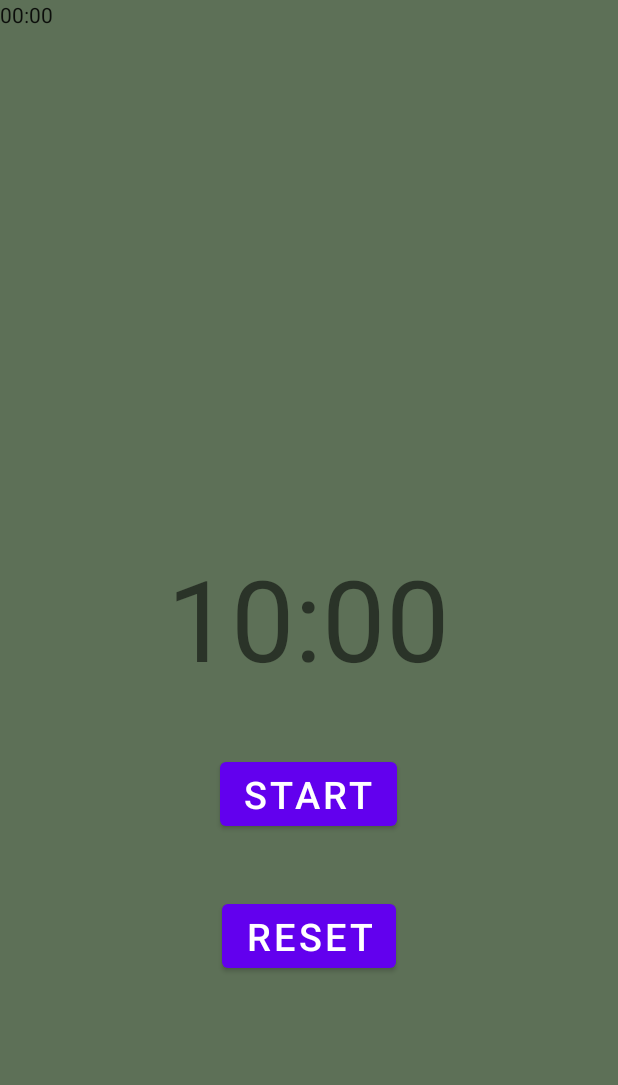
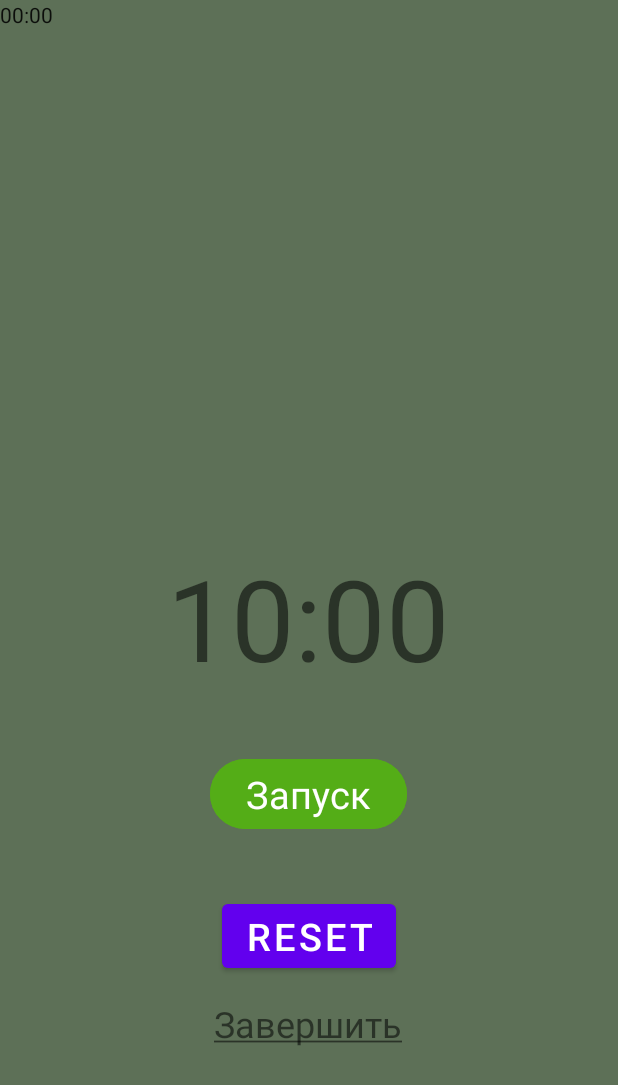
Before and after one commit to lidocaineoff/tp4, an Android app: the screen it shows after launch (Timer_6), on a phone screen of 412 x 824 dp. Shown: the top 1085 px of the screen. Run offline under Robolectric (Android 15) with nearby library versions, the light colour scheme and no system bars.

Commit message:
timer button

```diff
--- a/app/src/main/java/com/example/timelime/Timer_6.java
+++ b/app/src/main/java/com/example/timelime/Timer_6.java
@@ -2,6 +2,7 @@ package com.example.timelime;
 
 import androidx.appcompat.app.AppCompatActivity;
 
+import android.content.Intent;
 import android.os.Bundle;
 import android.os.CountDownTimer;
 import android.view.View;
@@ -61,19 +62,19 @@ public class Timer_6 extends AppCompatActivity {
             @Override
             public void onFinish() {
                 TimerRun =  false;
-                btn_StartStop.setText("Start");
+                btn_StartStop.setText("Запуск");
                 btn_StartStop.setVisibility(View.INVISIBLE);
                 btn_Reset.setVisibility(View.VISIBLE);
             }
         }.start();
         TimerRun = true;
-        btn_StartStop.setText("pause");
+        btn_StartStop.setText("Стоп");
         btn_Reset.setVisibility(View.INVISIBLE);
     }
     private void pauseTimer(){
         mCountTimer.cancel();
         TimerRun = false;
-        btn_StartStop.setText("Start");
+        btn_StartStop.setText("Запуск");
         btn_Reset.setVisibility(View.VISIBLE);
     };
     private void resetTimer(){
@@ -89,4 +90,9 @@ public class Timer_6 extends AppCompatActivity {
         view_cnt.setText(timerFormet);
     };
 
+    public void startNewActivity(View v){
+        Intent intent = new Intent(this, Home_4.class);
+        startActivity(intent);
+    }
+
 }
--- a/app/src/main/res/layout/activity_timer6.xml
+++ b/app/src/main/res/layout/activity_timer6.xml
@@ -25,15 +25,16 @@
 
     <Button
         android:id="@+id/btn_Start_Stop"
+        style="@style/Widget.Material3.Button"
         android:layout_width="wrap_content"
         android:layout_height="wrap_content"
+        android:layout_below="@+id/view_cnt"
         android:layout_centerHorizontal="true"
-        android:text="Start"
         android:layout_marginTop="40dp"
-        android:layout_below="@+id/view_cnt"
-        android:textSize="25dp"
+        android:backgroundTint="@color/button"
 
-        />
+        android:text="Запуск"
+        android:textSize="25dp" />
     <Button
         android:id="@+id/btn_Reset"
         android:layout_width="wrap_content"
@@ -46,7 +47,21 @@
 
         />
 
-
+    <TextView
+        android:id="@+id/textView"
+        style="@style/Widget.AppCompat.TextView"
+        android:layout_width="wrap_content"
+        android:layout_height="33dp"
+        android:layout_below="@+id/btn_Start_Stop"
+        android:layout_alignParentEnd="true"
+        android:layout_alignParentBottom="true"
+        android:layout_centerHorizontal="true"
+        android:layout_marginTop="109dp"
+        android:layout_marginEnd="144dp"
+        android:layout_marginBottom="45dp"
+        android:onClick="startNewActivity"
+        android:text="@string/Завершить"
+        android:textSize="24sp" />
 
 
 </RelativeLayout>
--- a/app/src/main/res/values/strings.xml
+++ b/app/src/main/res/values/strings.xml
@@ -1,3 +1,4 @@
 <resources>
     <string name="app_name">TimeLime</string>
+    <string name="Завершить"><u>Завершить</u></string>
 </resources>
```
